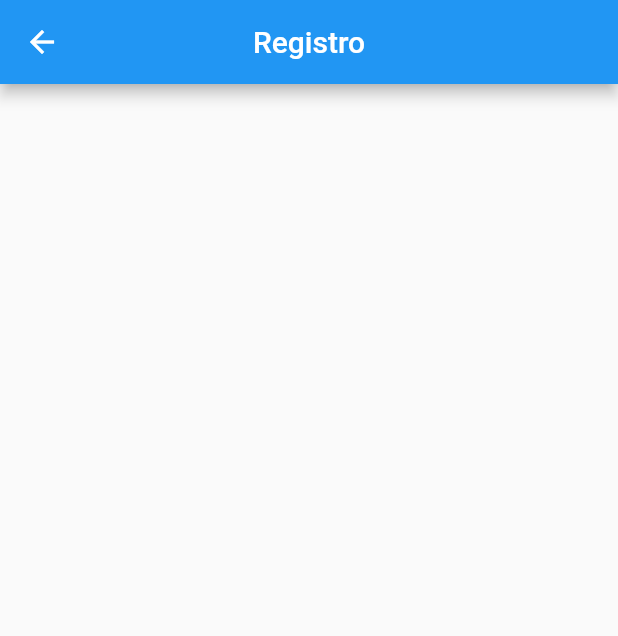
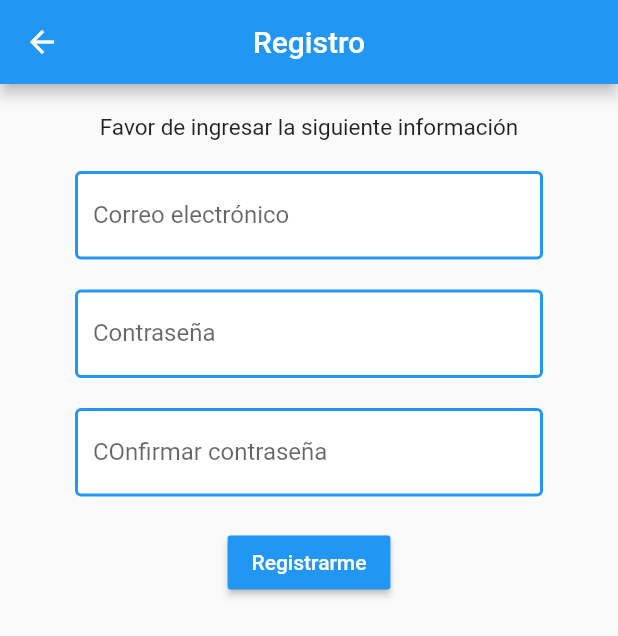
Before and after one commit to Daret92/veterinaria, a Flutter app: the screen it shows after launch, after a tap on "Registrarme", on a phone screen of 412 x 824 dp. Shown: the top 636 px of the screen. Run offline on Flutter 3.47's test engine with Material 2 defaults, Android fonts, the phone set to English and light mode, and no system bars.

Commit message:
MOD_interfazLogin

```diff
--- a/lib/Dashboard/LoginDashboard.dart
+++ b/lib/Dashboard/LoginDashboard.dart
@@ -1,4 +1,5 @@
 import 'package:flutter/material.dart';
+import 'package:veterinaria/complement/estilosComplement.dart';
 
 class LoginDashboard extends StatefulWidget {
   LoginDashboard({Key key}) : super(key: key);
@@ -11,12 +12,33 @@ class _LoginDashboard extends State<LoginDashboard> {
   @override
   Widget build(BuildContext context) {
     return Scaffold(
-        appBar: AppBar(
-          title: Text("Login"),
-          centerTitle: true,
-        ),
       body: Column(
         children: [
+          SizedBox(
+            height: 100,
+          ),
+          Container(
+            height: 200,
+            child: Image.asset("assets/noImage.png"),
+          ),
+          Container(
+            padding: EdgeInsets.only(top: 20, bottom: 20),
+            child: Text(
+              "Iniciar Sesión",
+              style: TextStyle(fontSize: 25),
+            ),
+          ),
+          Container(
+            padding: EdgeInsets.only(left: 50, right: 50),
+            child: TextFormField(
+                decoration: estiloTextField("Correo electrónico")),
+          ),
+          Container(
+            padding: EdgeInsets.only(top: 20, left: 50, right: 50),
+            child: TextFormField(decoration: estiloTextField("Password")),
+          ),
+          FlatButton(
+              onPressed: null, child: Text("¿Has olvidado tu contraseña?")),
           RaisedButton(
               color: Colors.blue,
               child: Text(
@@ -26,17 +48,43 @@ class _LoginDashboard extends State<LoginDashboard> {
               onPressed: () {
                 Navigator.of(context).pushNamed('/Dashboard/IndexDashboard');
               }),
-            RaisedButton(
+        ],
+      ),
+      bottomNavigationBar: BottomAppBar(
+          elevation: 10,
+          child: Container(
+              height: 70,
+              child: Column(
+                children: [
+                  Divider(
                     color: Colors.blue,
+                    indent: 20,
+                    endIndent: 20,
+                  ),
+                  Row(
+                    children: [
+                      Expanded(
+                          flex: 2,
+                          child: Container(
+                            alignment: Alignment.centerRight,
+                            child: Text("¿No tienes una cuenta?"),
+                          )),
+                      Expanded(
+                          flex: 2,
+                          child: Container(
+                              child: FlatButton(
+                                  onPressed: () {
+                                    Navigator.of(context).pushNamed(
+                                        '/Dashboard/RegistroDashboard');
+                                  },
                                   child: Text(
                                     "Registrarme",
-                  style: TextStyle(color: Colors.white),
+                                    style: TextStyle(color: Colors.blue),
+                                  )))),
+                    ],
                   ),
-                onPressed: () {
-                  Navigator.of(context)
-                      .pushNamed('/Dashboard/RegistroDashboard');
-                })
                 ],
-        ));
+              ))),
+    );
   }
 }
--- a/lib/Dashboard/RegistroDashboard.dart
+++ b/lib/Dashboard/RegistroDashboard.dart
@@ -1,4 +1,5 @@
 import 'package:flutter/material.dart';
+import 'package:veterinaria/complement/estilosComplement.dart';
 
 class RegistroDashboard extends StatefulWidget {
   RegistroDashboard({Key key}) : super(key: key);
@@ -15,6 +16,38 @@ class _RegistroDashboard extends State<RegistroDashboard> {
         title: Text("Registro"),
         centerTitle: true,
       ),
+      body: Column(
+        children: [
+          Container(
+              padding: EdgeInsets.only(top: 20),
+              alignment: Alignment.center,
+              child: Text(
+                "Favor de ingresar la siguiente información",
+                style: TextStyle(fontSize: 15),
+              )),
+          Container(
+            padding: EdgeInsets.only(top: 20, left: 50, right: 50),
+            child: TextFormField(
+                decoration: estiloTextField("Correo electrónico")),
+          ),
+          Container(
+            padding: EdgeInsets.only(top: 20, left: 50, right: 50),
+            child: TextFormField(decoration: estiloTextField("Contraseña")),
+          ),
+          Container(
+            padding: EdgeInsets.only(top: 20, left: 50, right: 50, bottom: 20),
+            child: TextFormField(
+                decoration: estiloTextField("COnfirmar contraseña")),
+          ),
+          RaisedButton(
+              color: Colors.blue,
+              child: Text(
+                "Registrarme",
+                style: TextStyle(color: Colors.white),
+              ),
+              onPressed: () {}),
+        ],
+      ),
     );
   }
 }
--- /dev/null
+++ b/lib/complement/estilosComplement.dart
@@ -0,0 +1,17 @@
+import 'package:flutter/material.dart';
+
+estiloTextField(texto) {
+  return InputDecoration(
+    hintText: texto,
+    labelText: texto,
+    hintStyle: TextStyle(color: Colors.grey),
+    filled: true,
+    fillColor: Colors.white,
+    enabledBorder: OutlineInputBorder(
+      borderSide: BorderSide(color: Colors.blue, width: 2.0),
+    ),
+    focusedBorder: OutlineInputBorder(
+      borderSide: BorderSide(color: Colors.orange, width: 2.0),
+    ),
+  );
+}
--- a/pubspec.yaml
+++ b/pubspec.yaml
@@ -45,6 +45,8 @@ flutter:
   uses-material-design: true
 
   # To add assets to your application, add an assets section, like this:
+  assets:
+    - assets/noImage.png #LuisG
   # assets:
   #   - images/a_dot_burr.jpeg
   #   - images/a_dot_ham.jpeg
```
Also changed, not shown: ChangeLog.txt, assets/noImage.png (added). Lines whose indentation alone changed are shown as unchanged.
